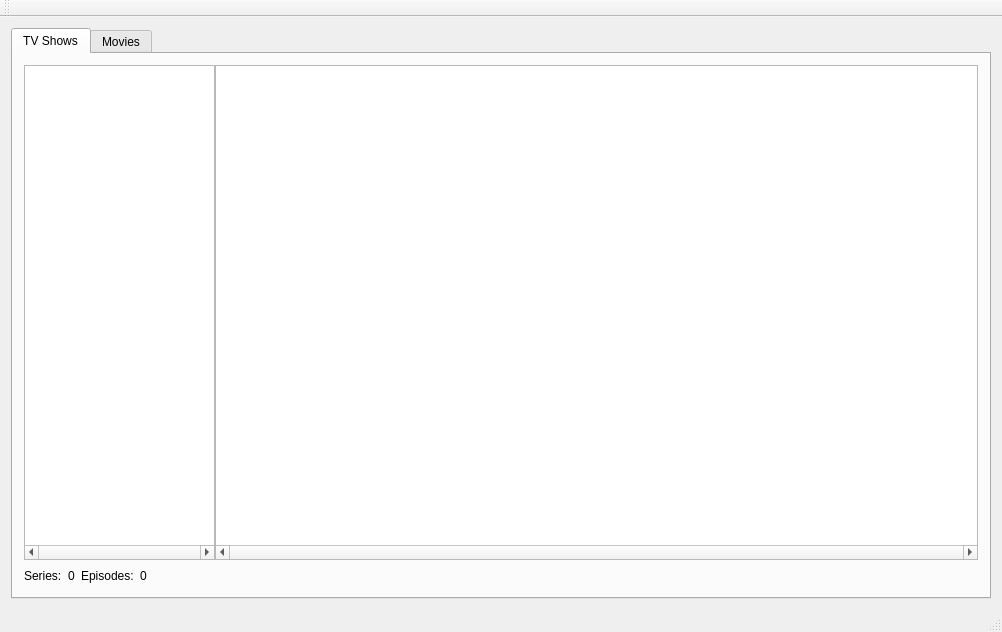
First picture: the form in cmainwindow.ui, repository birkeh/qtMultimediaDB, before the edit.
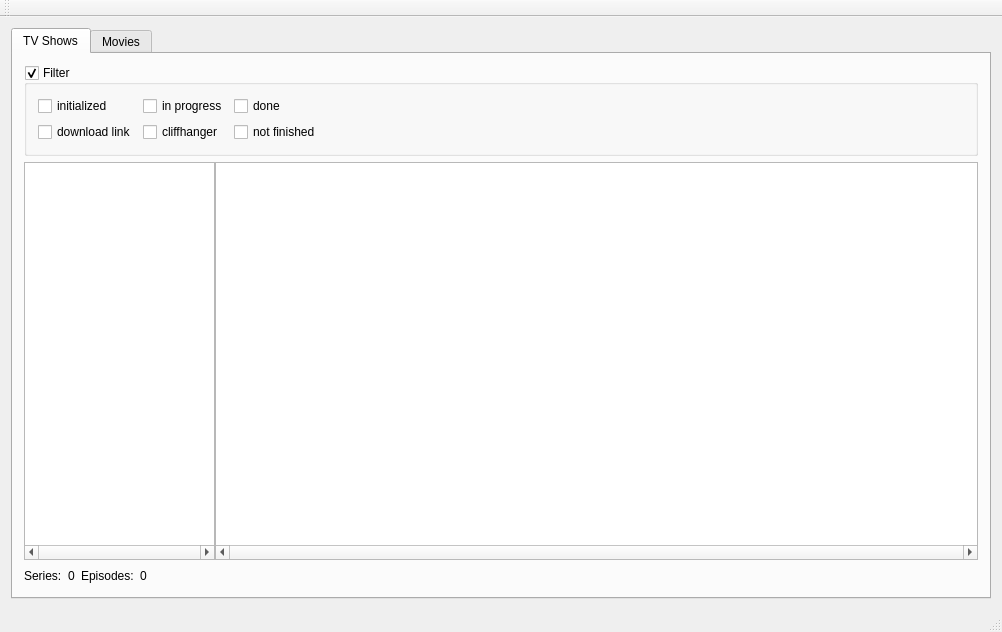
Second picture: the form after the edit. The open tabs and pages were chosen to show the change.

Commit message: added filter functionality, changed display procedure for movies

```diff
--- a/cmainwindow.ui
+++ b/cmainwindow.ui
@@ -15,7 +15,7 @@
   </property>
   <widget class="QWidget" name="centralWidget">
    <layout class="QGridLayout" name="gridLayout_2">
-    <item row="0" column="0">
+    <item row="0" column="1">
      <widget class="QTabWidget" name="m_lpMainTab">
       <property name="currentIndex">
        <number>1</number>
@@ -24,9 +24,98 @@
        <attribute name="title">
         <string>TV Shows</string>
        </attribute>
+       <layout class="QGridLayout" name="gridLayout_5">
+        <item row="0" column="0">
+         <layout class="QVBoxLayout" name="verticalLayout" stretch="0,1,0">
+          <item>
+           <widget class="QGroupBox" name="m_lpSeriesFilter">
+            <property name="title">
+             <string>Filter</string>
+            </property>
+            <property name="checkable">
+             <bool>true</bool>
+            </property>
+            <layout class="QGridLayout" name="gridLayout_4">
+             <item row="0" column="0">
        <layout class="QGridLayout" name="gridLayout">
         <item row="0" column="0">
-         <layout class="QVBoxLayout" name="verticalLayout" stretch="1,0">
+                <widget class="QCheckBox" name="m_lpSeriesFilterInitialized">
+                 <property name="text">
+                  <string>initialized</string>
+                 </property>
+                 <property name="tristate">
+                  <bool>true</bool>
+                 </property>
+                </widget>
+               </item>
+               <item row="1" column="1">
+                <widget class="QCheckBox" name="m_lpSeriesFilterCliffhanger">
+                 <property name="text">
+                  <string>cliffhanger</string>
+                 </property>
+                 <property name="tristate">
+                  <bool>true</bool>
+                 </property>
+                </widget>
+               </item>
+               <item row="0" column="2">
+                <widget class="QCheckBox" name="m_lpSeriesFilterDone">
+                 <property name="text">
+                  <string>done</string>
+                 </property>
+                 <property name="tristate">
+                  <bool>true</bool>
+                 </property>
+                </widget>
+               </item>
+               <item row="0" column="1">
+                <widget class="QCheckBox" name="m_lpSeriesFilterProgress">
+                 <property name="text">
+                  <string>in progress</string>
+                 </property>
+                 <property name="tristate">
+                  <bool>true</bool>
+                 </property>
+                </widget>
+               </item>
+               <item row="1" column="0">
+                <widget class="QCheckBox" name="m_lpSeriesFilterWithLink">
+                 <property name="text">
+                  <string>download link</string>
+                 </property>
+                 <property name="tristate">
+                  <bool>true</bool>
+                 </property>
+                </widget>
+               </item>
+               <item row="1" column="2">
+                <widget class="QCheckBox" name="m_lpSeriesFilterNotFinished">
+                 <property name="text">
+                  <string>not finished</string>
+                 </property>
+                 <property name="tristate">
+                  <bool>true</bool>
+                 </property>
+                </widget>
+               </item>
+              </layout>
+             </item>
+             <item row="0" column="1">
+              <spacer name="horizontalSpacer_3">
+               <property name="orientation">
+                <enum>Qt::Horizontal</enum>
+               </property>
+               <property name="sizeHint" stdset="0">
+                <size>
+                 <width>40</width>
+                 <height>20</height>
+                </size>
+               </property>
+              </spacer>
+             </item>
+            </layout>
+           </widget>
+          </item>
           <item>
            <layout class="QHBoxLayout" name="horizontalLayout_3">
             <item>
```
Left out of the diff: 65 changed lines with no effect on the pictures. Lines whose indentation alone changed are shown as unchanged. The commit also changes 6 other files.
